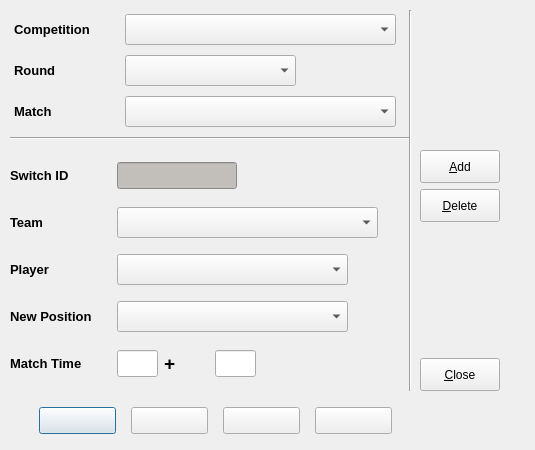
The window that code/pyqt/gui/switchpos_entry.ui (soccermetrics/marcotti-desktop) describes before a commit, drawn with Qt 5.
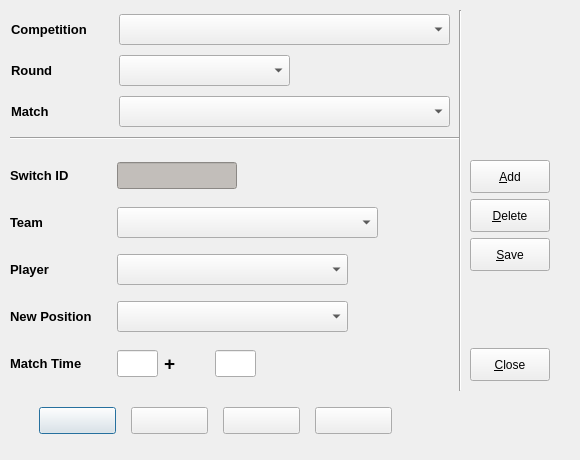
The same window after the commit. Icons and pictures are not drawn.

Commit message: Added Save button to UIs, rebuilt autocoded Python files (#13)

The edit to the form file:
```diff
--- a/code/pyqt/gui/switchpos_entry.ui
+++ b/code/pyqt/gui/switchpos_entry.ui
@@ -6,20 +6,20 @@
    <rect>
     <x>0</x>
     <y>0</y>
-    <width>535</width>
-    <height>450</height>
+    <width>580</width>
+    <height>460</height>
    </rect>
   </property>
   <property name="minimumSize">
    <size>
-    <width>535</width>
-    <height>450</height>
+    <width>580</width>
+    <height>460</height>
    </size>
   </property>
   <property name="maximumSize">
    <size>
-    <width>535</width>
-    <height>450</height>
+    <width>580</width>
+    <height>460</height>
    </size>
   </property>
   <property name="windowTitle">
@@ -30,7 +30,7 @@
     <rect>
      <x>10</x>
      <y>130</y>
-     <width>401</width>
+     <width>451</width>
      <height>16</height>
     </rect>
    </property>
@@ -41,7 +41,7 @@
   <widget class="Line" name="line_2">
    <property name="geometry">
     <rect>
-     <x>400</x>
+     <x>450</x>
      <y>10</y>
      <width>20</width>
      <height>381</height>
@@ -172,7 +172,7 @@
     <rect>
      <x>10</x>
      <y>10</y>
-     <width>391</width>
+     <width>441</width>
      <height>121</height>
     </rect>
    </property>
@@ -204,13 +204,13 @@
      <widget class="QComboBox" name="compSelect">
       <property name="minimumSize">
        <size>
-        <width>271</width>
+        <width>331</width>
         <height>31</height>
        </size>
       </property>
       <property name="maximumSize">
        <size>
-        <width>271</width>
+        <width>331</width>
         <height>31</height>
        </size>
       </property>
@@ -282,13 +282,13 @@
      <widget class="QComboBox" name="matchSelect">
       <property name="minimumSize">
        <size>
-        <width>271</width>
+        <width>331</width>
         <height>31</height>
        </size>
       </property>
       <property name="maximumSize">
        <size>
-        <width>271</width>
+        <width>331</width>
         <height>31</height>
        </size>
       </property>
@@ -296,109 +296,6 @@
     </item>
    </layout>
   </widget>
-  <widget class="QWidget" name="layoutWidget">
-   <property name="geometry">
-    <rect>
-     <x>420</x>
-     <y>150</y>
-     <width>91</width>
-     <height>241</height>
-    </rect>
-   </property>
-   <layout class="QVBoxLayout" name="verticalLayout">
-    <item>
-     <widget class="QPushButton" name="addEntry">
-      <property name="minimumSize">
-       <size>
-        <width>80</width>
-        <height>33</height>
-       </size>
-      </property>
-      <property name="maximumSize">
-       <size>
-        <width>80</width>
-        <height>33</height>
-       </size>
-      </property>
-      <property name="toolTip">
-       <string>Add Entry</string>
-      </property>
-      <property name="text">
-       <string>&amp;Add</string>
-      </property>
-      <property name="icon">
-       <iconset resource="fmrd_resources.qrc">
-        <normaloff>:/images/add.png</normaloff>:/images/add.png</iconset>
-      </property>
-     </widget>
-    </item>
-    <item>
-     <widget class="QPushButton" name="deleteEntry">
-      <property name="minimumSize">
-       <size>
-        <width>80</width>
-        <height>33</height>
-       </size>
-      </property>
-      <property name="maximumSize">
-       <size>
-        <width>80</width>
-        <height>33</height>
-       </size>
-      </property>
-      <property name="toolTip">
-       <string>Delete Entry</string>
-      </property>
-      <property name="text">
-       <string>&amp;Delete</string>
-      </property>
-      <property name="icon">
-       <iconset resource="fmrd_resources.qrc">
-        <normaloff>:/images/delete.png</normaloff>:/images/delete.png</iconset>
-      </property>
-     </widget>
-    </item>
-    <item>
-     <spacer name="verticalSpacer_2">
-      <property name="orientation">
-       <enum>Qt::Vertical</enum>
-      </property>
-      <property name="sizeHint" stdset="0">
-       <size>
-        <width>20</width>
-        <height>168</height>
-       </size>
-      </property>
-     </spacer>
-    </item>
-    <item>
-     <widget class="QPushButton" name="closeButton">
-      <property name="minimumSize">
-       <size>
-        <width>80</width>
-        <height>33</height>
-       </size>
-      </property>
-      <property name="maximumSize">
-       <size>
-        <width>80</width>
-        <height>33</height>
-       </size>
-      </property>
-      <property name="toolTip">
-       <string>Close Window</string>
-      </property>
-      <property name="text">
-       <string>&amp;Close</string>
-      </property>
-      <property name="icon">
-       <iconset resource="fmrd_resources.qrc">
-        <normaloff>:/images/quit.png</normaloff>:/images/quit.png</iconset>
-      </property>
-     </widget>
-    </item>
-   </layout>
-  </widget>
   <widget class="QWidget" name="layoutWidget">
    <property name="geometry">
     <rect>
@@ -680,6 +577,135 @@
     </item>
    </layout>
   </widget>
+  <widget class="QWidget" name="layoutWidget_2">
+   <property name="geometry">
+    <rect>
+     <x>470</x>
+     <y>160</y>
+     <width>91</width>
+     <height>221</height>
+    </rect>
+   </property>
+   <layout class="QVBoxLayout" name="verticalLayout">
+    <item>
+     <widget class="QPushButton" name="addEntry">
+      <property name="minimumSize">
+       <size>
+        <width>80</width>
+        <height>33</height>
+       </size>
+      </property>
+      <property name="maximumSize">
+       <size>
+        <width>80</width>
+        <height>33</height>
+       </size>
+      </property>
+      <property name="toolTip">
+       <string>Add Entry</string>
+      </property>
+      <property name="text">
+       <string>&amp;Add</string>
+      </property>
+      <property name="icon">
+       <iconset resource="fmrd_resources.qrc">
+        <normaloff>:/images/add.png</normaloff>:/images/add.png</iconset>
+      </property>
+     </widget>
+    </item>
+    <item>
+     <widget class="QPushButton" name="deleteEntry">
+      <property name="minimumSize">
+       <size>
+        <width>80</width>
+        <height>33</height>
+       </size>
+      </property>
+      <property name="maximumSize">
+       <size>
+        <width>80</width>
+        <height>33</height>
+       </size>
+      </property>
+      <property name="toolTip">
+       <string>Delete Entry</string>
+      </property>
+      <property name="text">
+       <string>&amp;Delete</string>
+      </property>
+      <property name="icon">
+       <iconset resource="fmrd_resources.qrc">
+        <normaloff>:/images/delete.png</normaloff>:/images/delete.png</iconset>
+      </property>
+     </widget>
+    </item>
+    <item>
+     <widget class="QPushButton" name="saveEntry">
+      <property name="minimumSize">
+       <size>
+        <width>80</width>
+        <height>33</height>
+       </size>
+      </property>
+      <property name="maximumSize">
+       <size>
+        <width>80</width>
+        <height>33</height>
+       </size>
+      </property>
+      <property name="toolTip">
+       <string>Delete Entry</string>
+      </property>
+      <property name="text">
+       <string>&amp;Save</string>
+      </property>
+      <property name="icon">
+       <iconset resource="fmrd_resources.qrc">
+        <normaloff>:/images/save.png</normaloff>:/images/save.png</iconset>
+      </property>
+     </widget>
+    </item>
+    <item>
+     <spacer name="verticalSpacer_2">
+      <property name="orientation">
+       <enum>Qt::Vertical</enum>
+      </property>
+      <property name="sizeHint" stdset="0">
+       <size>
+        <width>20</width>
+        <height>168</height>
+       </size>
+      </property>
+     </spacer>
+    </item>
+    <item>
+     <widget class="QPushButton" name="closeButton">
+      <property name="minimumSize">
+       <size>
+        <width>80</width>
+        <height>33</height>
+       </size>
+      </property>
+      <property name="maximumSize">
+       <size>
+        <width>80</width>
+        <height>33</height>
+       </size>
+      </property>
+      <property name="toolTip">
+       <string>Close Window</string>
+      </property>
+      <property name="text">
+       <string>&amp;Close</string>
+      </property>
+      <property name="icon">
+       <iconset resource="fmrd_resources.qrc">
+        <normaloff>:/images/quit.png</normaloff>:/images/quit.png</iconset>
+      </property>
+     </widget>
+    </item>
+   </layout>
+  </widget>
  </widget>
  <resources>
   <include location="fmrd_resources.qrc"/>
```
The commit also changes 52 other files.
